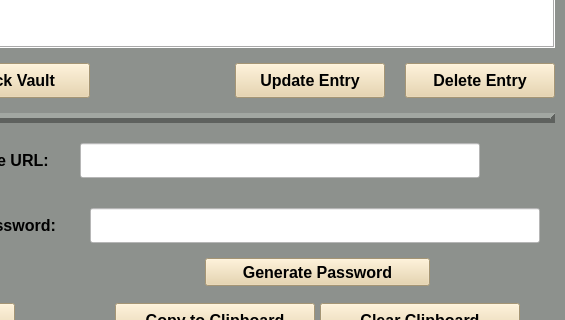
Qt form passwordvault.ui (dark-anub1s/CyberVault) before a commit; both pictures show x 635 to 1200 and y 317 to 637 of the 1200 by 750 pixel window.
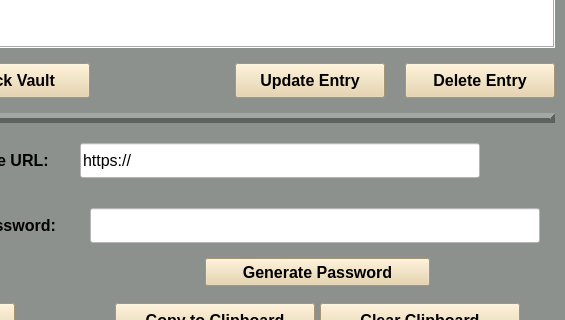
The same form after that commit.

Commit message: Fixed program crashing when trying to add a password that is alreay in the vault db.

Patch:
```diff
--- a/passwordvault.ui
+++ b/passwordvault.ui
@@ -447,6 +447,9 @@
    <property name="styleSheet">
     <string notr="true">background-color: rgb(255, 255, 255);</string>
    </property>
+   <property name="text">
+    <string>https://</string>
+   </property>
   </widget>
   <widget class="QLabel" name="user_label">
    <property name="geometry">
```
The commit also changes 2 other files.
